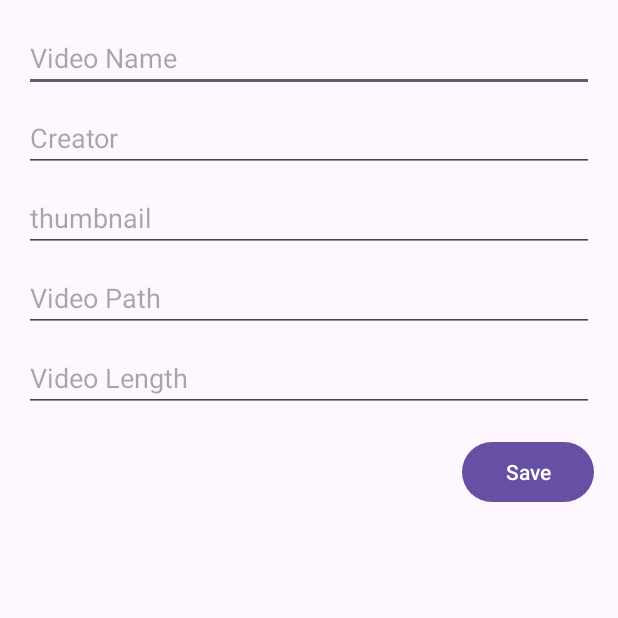
After one commit to elad425/youtube_part1, an Android app: the EditVideoActivity screen opened directly, with no data from a screen before it, on a phone screen of 412 x 824 dp, the top half of it. The commit adds this screen. Run offline under Robolectric (Android 15) with nearby library versions, the phone set to English and light mode, and no system bars; Roboto replaces fonts that are not available here.

Commit message:
add edit video screen to the app

```diff
--- a/app/src/main/AndroidManifest.xml
+++ b/app/src/main/AndroidManifest.xml
@@ -14,6 +14,9 @@
         android:supportsRtl="true"
         android:theme="@style/Theme.Youtube"
         tools:targetApi="31">
+        <activity
+            android:name=".screens.EditVideoActivity"
+            android:exported="false" />
         <activity
             android:name=".screens.SearchVideo"
             android:exported="false" />
--- /dev/null
+++ b/app/src/main/java/com/example/youtube/screens/EditVideoActivity.java
@@ -0,0 +1,60 @@
+package com.example.youtube.screens;
+
+import android.content.Intent;
+import android.os.Bundle;
+import android.widget.Button;
+import android.widget.EditText;
+import androidx.appcompat.app.AppCompatActivity;
+
+import com.example.youtube.MainActivity;
+import com.example.youtube.R;
+import com.example.youtube.entities.video;
+
+import java.util.ArrayList;
+
+public class EditVideoActivity extends AppCompatActivity {
+
+    private video videoItem;
+    private EditText etVideoName, etCreator, etThumbnail, etVideoPath, etVideoLength;
+
+    @Override
+    protected void onCreate(Bundle savedInstanceState) {
+        super.onCreate(savedInstanceState);
+        setContentView(R.layout.activity_edit_video);
+
+        etVideoName = findViewById(R.id.et_video_name);
+        etCreator = findViewById(R.id.et_creator);
+        etThumbnail = findViewById(R.id.et_thumbnail);
+        etVideoPath = findViewById(R.id.et_video_path);
+        etVideoLength = findViewById(R.id.et_video_length);
+        Button btnSave = findViewById(R.id.btn_save);
+
+        Intent intent = getIntent();
+        videoItem = intent.getParcelableExtra("video_item");
+
+        if (videoItem != null) {
+            etVideoName.setText(videoItem.getVideo_name());
+            etCreator.setText(videoItem.getCreator());
+            etThumbnail.setText(videoItem.getThumbnail());
+            etVideoPath.setText(videoItem.getVideo_path());
+            etVideoLength.setText(videoItem.getVideo_length());
+        }
+
+        btnSave.setOnClickListener(v -> saveVideoDetails());
+    }
+
+    private void saveVideoDetails() {
+        videoItem.setVideo_name(etVideoName.getText().toString());
+        videoItem.setCreator(etCreator.getText().toString());
+        videoItem.setThumbnail(etThumbnail.getText().toString());
+        videoItem.setVideo_path(etVideoPath.getText().toString());
+        videoItem.setVideo_length(etVideoLength.getText().toString());
+        videoItem.setComments(new ArrayList<>());
+        videoItem.setViews("0 views");
+        videoItem.setDate_of_release("now");
+
+        Intent returnIntent = new Intent(this, MainActivity.class);
+        returnIntent.putExtra("updated_video_item", videoItem);
+        finish();
+    }
+}
--- /dev/null
+++ b/app/src/main/res/layout/activity_edit_video.xml
@@ -0,0 +1,54 @@
+<?xml version="1.0" encoding="utf-8"?>
+<RelativeLayout xmlns:android="http://schemas.android.com/apk/res/android"
+    android:layout_width="match_parent"
+    android:layout_height="match_parent"
+    android:padding="16dp">
+
+    <EditText
+        android:id="@+id/et_video_name"
+        android:layout_width="match_parent"
+        android:layout_height="wrap_content"
+        android:hint="@string/video_name" />
+
+    <EditText
+        android:id="@+id/et_creator"
+        android:layout_width="match_parent"
+        android:layout_height="wrap_content"
+        android:hint="@string/creator"
+        android:layout_below="@id/et_video_name"
+        android:layout_marginTop="8dp" />
+
+    <EditText
+        android:id="@+id/et_thumbnail"
+        android:layout_width="match_parent"
+        android:layout_height="wrap_content"
+        android:hint="@string/thumbnail"
+        android:layout_below="@id/et_creator"
+        android:layout_marginTop="8dp" />
+
+    <EditText
+        android:id="@+id/et_video_path"
+        android:layout_width="match_parent"
+        android:layout_height="wrap_content"
+        android:hint="@string/video_path"
+        android:layout_below="@id/et_thumbnail"
+        android:layout_marginTop="8dp" />
+
+    <EditText
+        android:id="@+id/et_video_length"
+        android:layout_width="match_parent"
+        android:layout_height="wrap_content"
+        android:hint="@string/video_length"
+        android:layout_below="@id/et_video_path"
+        android:layout_marginTop="8dp" />
+
+    <Button
+        android:id="@+id/btn_save"
+        android:layout_width="wrap_content"
+        android:layout_height="wrap_content"
+        android:text="Save"
+        android:layout_below="@id/et_video_length"
+        android:layout_marginTop="16dp"
+        android:layout_alignParentEnd="true" />
+
+</RelativeLayout>
--- a/app/src/main/res/layout/item_video.xml
+++ b/app/src/main/res/layout/item_video.xml
@@ -60,7 +60,8 @@
             <ImageButton
                 android:id="@+id/tv_video_option"
                 android:layout_width="wrap_content"
-                android:layout_height="match_parent"
+                android:layout_height="wrap_content"
+                android:layout_marginTop="2dp"
                 android:layout_weight="1"
                 android:background="@android:color/transparent"
                 android:contentDescription="@string/video_option"
--- a/app/src/main/res/values/strings.xml
+++ b/app/src/main/res/values/strings.xml
@@ -32,4 +32,8 @@
     <string name="video_option">video option</string>
     <string name="edit_video">edit video</string>
     <string name="delete_video">delete video</string>
+    <string name="video_name">Video Name</string>
+    <string name="creator">Creator</string>
+    <string name="video_path">Video Path</string>
+    <string name="video_length">Video Length</string>
 </resources>
```
